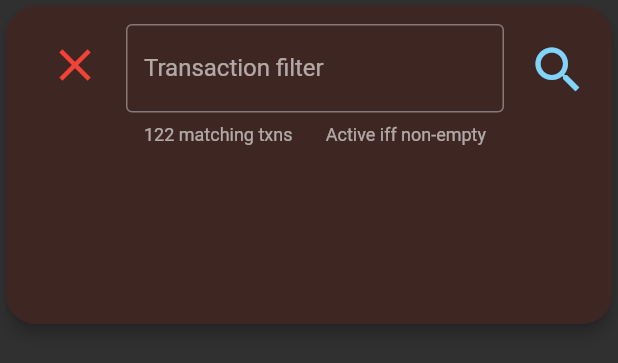
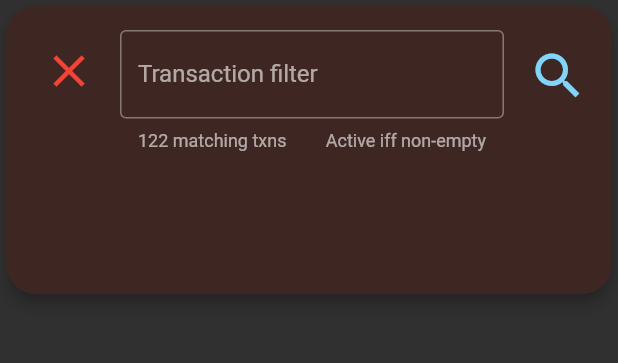
Before and after one commit to ethanp/Splurge, a Flutter app: the FilterCard widget shown alone on an empty page, opened directly, on a phone screen of 412 x 824 dp. Shown: the top 363 px of the screen. Run offline on Flutter 3.47's test engine with Material 2 defaults, Android fonts, the phone set to English and light mode, and no system bars; our stand-ins replace auto_size_text, fl_chart, flutter_riverpod, google_fonts.

Commit message:
Significantly improved various rough edges of the UI.

```diff
--- a/lib/charts/line/legend.dart
+++ b/lib/charts/line/legend.dart
@@ -12,7 +12,7 @@ class Legend extends StatelessWidget {
   @override
   Widget build(BuildContext context) {
     return Card(
-      color: Colors.grey[800],
+      color: Colors.grey[800]!.withOpacity(.7),
       shape: RoundedRectangleBorder(borderRadius: BorderRadius.circular(6)),
       child: Padding(
         padding: const EdgeInsets.all(10),
--- a/lib/charts/line/line.dart
+++ b/lib/charts/line/line.dart
@@ -10,6 +10,10 @@ class Line {
     required this.title,
     required this.color,
     required this.rawSpots,
+    // TODO(feature): Make params adjustable via slider. Create a
+    //  [SmoothingParamsWidget] to handle this capacity, which can evolve with
+    //  the params object itself as the overall smoothness hopefully improves
+    //  over time.
     this.smoothing = const SmoothingParams(
       nDaySmoothing: 110,
       nEventSmoothing: 2,
--- a/lib/charts/line/my_line_chart.dart
+++ b/lib/charts/line/my_line_chart.dart
@@ -26,7 +26,10 @@ class MyLineChart extends StatelessWidget {
       alignment: Alignment.topCenter,
       children: [
         Positioned(
-            left: 80, top: 20, child: Legend(title: title, lines: lines)),
+          left: 80,
+          top: 160,
+          child: Legend(title: title, lines: lines),
+        ),
         _Chart(lines: lines),
       ],
     );
--- a/lib/charts/line/smoothing.dart
+++ b/lib/charts/line/smoothing.dart
@@ -76,6 +76,7 @@ class Smoothing {
     // Add one last day.
     lineBuilder.add(FlSpot(currDate.toDouble, _periodAvg()));
 
+    // Cut off the initial ramp-up days for cleanliness.
     return lineBuilder.sublist(
       math.min(
         lineBuilder.length - 1,
--- a/lib/widgets/filter_card.dart
+++ b/lib/widgets/filter_card.dart
@@ -40,8 +40,8 @@ class FilterCardState extends ConsumerState<FilterCard> {
   @override
   Widget build(BuildContext context) {
     return SizedBox(
-      height: 220,
-      width: 450,
+      height: 200,
+      width: 480,
       child: Card(
         shape: RoundedRectangleBorder(
           borderRadius: BorderRadius.circular(20),
@@ -49,17 +49,23 @@ class FilterCardState extends ConsumerState<FilterCard> {
         color: Colors.brown[900],
         elevation: 4,
         child: Column(children: [
-          _searchBar(),
-          _categoryChips(),
+          Padding(
+            padding: const EdgeInsets.all(16),
+            child: _searchBar(),
+          ),
+          Padding(
+            padding: const EdgeInsets.all(8),
+            child: _categoryChips(),
+          ),
         ]),
       ),
     );
   }
 
   Widget _searchBar() {
-    return Padding(
-      padding: const EdgeInsets.only(left: 20, right: 16, top: 12, bottom: 20),
-      child: Row(mainAxisSize: MainAxisSize.min, children: [
+    return Row(
+      mainAxisSize: MainAxisSize.min,
+      children: [
         _clearFieldButton(),
         Expanded(
           child: TextFormField(
@@ -82,7 +88,7 @@ class FilterCardState extends ConsumerState<FilterCard> {
             color: Colors.lightBlue[200],
           ),
         ),
-      ]),
+      ],
     );
   }
 
@@ -110,6 +116,7 @@ class FilterCardState extends ConsumerState<FilterCard> {
       children: [
         for (final categoryName in categoryNames)
           FilterChip(
+            showCheckmark: false, // This way the chip doesn't ever change size.
             selectedColor: Colors.orange[900],
             label: Text(categoryName),
             selected: selectedCategories.contains(categoryName),
```
Also changed, not shown: lib/charts/line/tooltip.dart (+15 -8 lines), lib/widgets/totals_card.dart (+12 -13 lines).
